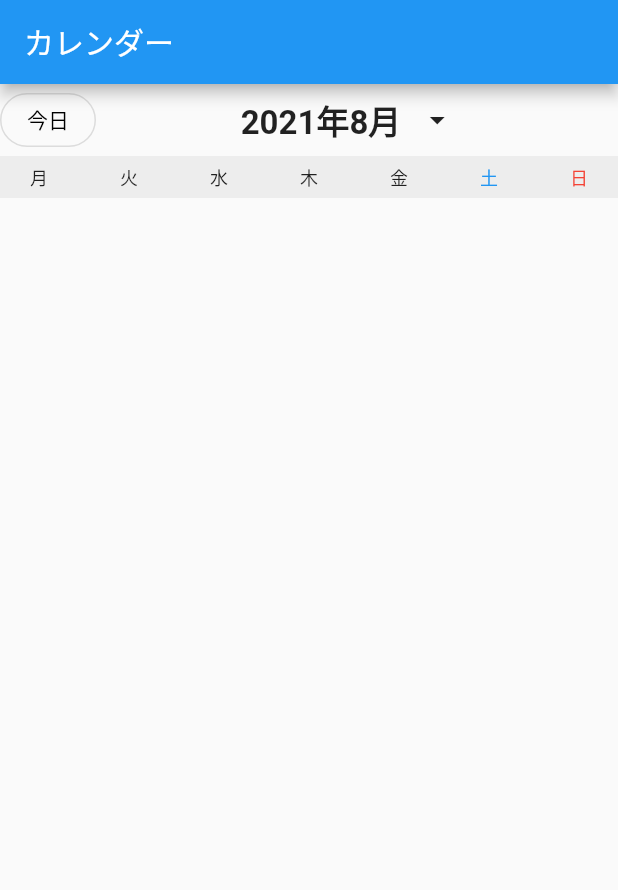
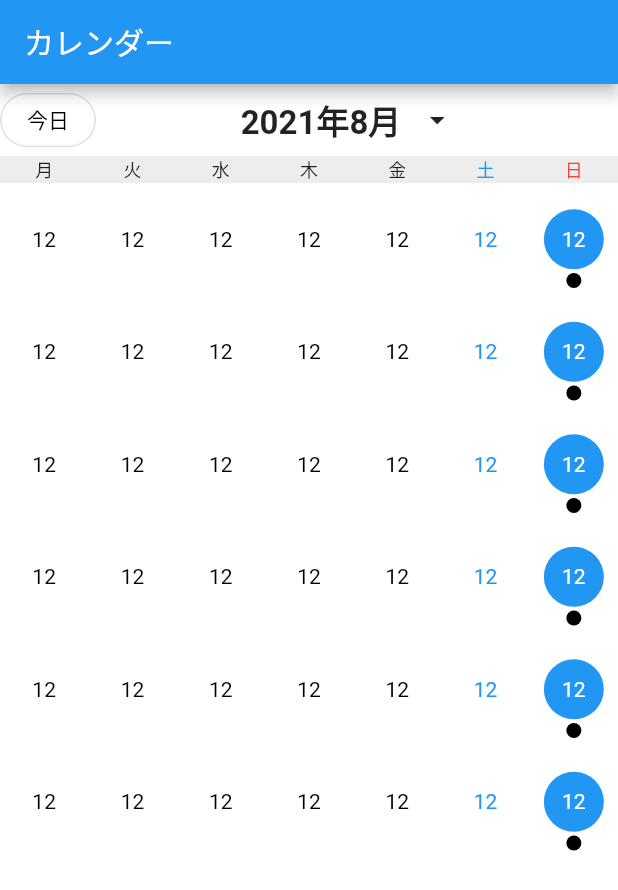
Before and after one commit to daisukemaki1003/stv_test, a Flutter app: the screen it shows after launch, on a phone screen of 412 x 824 dp. Shown: the top 890 px of the screen. Run offline on Flutter 3.47's test engine with Material 2 defaults, Android fonts, the phone set to English and light mode, and no system bars.

Commit message:
[add] カレンダー

```diff
--- a/lib/view/calendar.dart
+++ b/lib/view/calendar.dart
@@ -16,6 +16,7 @@ class CalendarPage extends StatelessWidget {
     const weekHeaderColor = Color.fromARGB(255, 237, 237, 237);
 
     return Scaffold(
+      backgroundColor: Colors.white,
       appBar: AppBar(title: const Text("カレンダー")),
       body: Column(
         children: [
@@ -23,10 +24,10 @@ class CalendarPage extends StatelessWidget {
             mainAxisAlignment: MainAxisAlignment.spaceBetween,
             children: [
               /// 今日ボタン
-              _todayButton(),
+              todayButton(),
 
               /// 月選択ピッカー
-              _monthPicker(),
+              monthPicker(),
 
               Container(),
             ],
@@ -39,22 +40,98 @@ class CalendarPage extends StatelessWidget {
             saturdayWeekHeaderTextStyle,
             sundayWeekHeaderTextStyle,
           ),
+
+          weekRow(),
+          weekRow(),
+          weekRow(),
+          weekRow(),
+          weekRow(),
+          weekRow(),
         ],
       ),
     );
   }
 
-  Container weekHeader(
+  Widget weekRow() {
+    return Padding(
+      padding: const EdgeInsets.symmetric(vertical: 5),
+      child: Row(
+        mainAxisAlignment: MainAxisAlignment.spaceAround,
+        children: [
+          _dateCell(false, false, false, false),
+          _dateCell(false, false, false, false),
+          _dateCell(false, false, false, false),
+          _dateCell(false, false, false, false),
+          _dateCell(false, false, false, false),
+          _dateCell(false, false, true, false),
+          _dateCell(true, true, false, true),
+        ],
+      ),
+    );
+  }
+
+  Widget _dateCell(bool pran, bool today, bool saturday, bool sunday) {
+    final textColor;
+    if (saturday) {
+      textColor = Colors.blue;
+    } else if (sunday) {
+      textColor = Colors.red;
+    } else {
+      textColor = Colors.black;
+    }
+
+    return Ink(
+      height: 65,
+      width: 40,
+      child: Stack(
+        fit: StackFit.loose,
+        children: [
+          Container(
+            decoration: today
+                ? const BoxDecoration(
+                    color: Colors.blue,
+                    shape: BoxShape.circle,
+                  )
+                : null,
+            child: Center(
+              child: Text(
+                "12",
+                style: TextStyle(
+                  color: today ? Colors.white : textColor,
+                  fontWeight: FontWeight.w400,
+                ),
+              ),
+            ),
+          ),
+
+          /// 予定が存在する
+          if (pran)
+            Align(
+              alignment: Alignment.bottomCenter,
+              child: Container(
+                width: 10,
+                height: 10,
+                decoration: const BoxDecoration(
+                  color: Colors.black,
+                  shape: BoxShape.circle,
+                ),
+              ),
+            )
+        ],
+      ),
+    );
+  }
+
+  // padding: const EdgeInsets.symmetric(horizontal: 20, vertical: 5),
+  Widget weekHeader(
       Color weekHeaderColor,
       TextStyle defaultWeekHeaderTextStyle,
       TextStyle saturdayWeekHeaderTextStyle,
       TextStyle sundayWeekHeaderTextStyle) {
     return Container(
       color: weekHeaderColor,
-      child: Padding(
-        padding: const EdgeInsets.symmetric(horizontal: 20, vertical: 5),
       child: Row(
-          mainAxisAlignment: MainAxisAlignment.spaceBetween,
+        mainAxisAlignment: MainAxisAlignment.spaceAround,
         children: [
           Text("月", style: defaultWeekHeaderTextStyle),
           Text("火", style: defaultWeekHeaderTextStyle),
@@ -65,11 +142,10 @@ class CalendarPage extends StatelessWidget {
           Text("日", style: sundayWeekHeaderTextStyle),
         ],
       ),
-      ),
     );
   }
 
-  Widget _monthPicker() {
+  Widget monthPicker() {
     return Row(
       children: [
         const Text(
@@ -87,7 +163,7 @@ class CalendarPage extends StatelessWidget {
     );
   }
 
-  Widget _todayButton() {
+  Widget todayButton() {
     return OutlinedButton(
       onPressed: () {},
       style: OutlinedButton.styleFrom(
```
Lines whose indentation alone changed are shown as unchanged.
